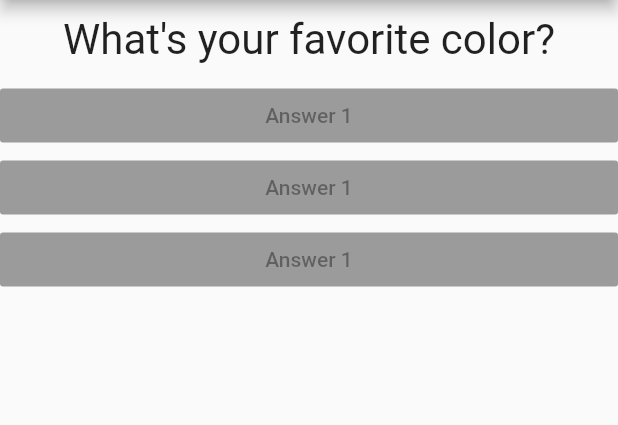
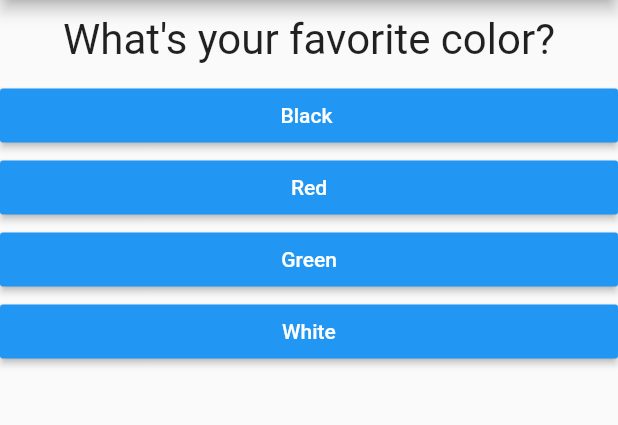
Before and after one commit to JafarSadikGhub/FlutterDevelopment, a Flutter app: the screen it shows after launch, on a phone screen of 412 x 824 dp, the part 84-509 px from its top. Run offline on Flutter 3.47's test engine with Material 2 defaults, Android fonts, the phone set to English and light mode, and no system bars.

Commit message:
main dart v8+answer dart v2

```diff
--- a/flutter_complete_guide/lib/answer.dart
+++ b/flutter_complete_guide/lib/answer.dart
@@ -1,16 +1,20 @@
 import 'package:flutter/material.dart';
 
+class Answer extends StatelessWidget {
+  final Function selectHandler;
+  final String answerText;
+  Answer(this.selectHandler, this.answerText);
 
-class Answer extends StatelessWidget {
   @override
   Widget build(BuildContext context) {
     return Container(
       width: double.infinity,
       child: RaisedButton(
-              color: Colors.blue,
-              child: Text('Answer 1'),
-              onPressed: null,
-            ),
+        color: Colors.blue,
+        textColor: Colors.white,
+        child: Text(answerText),
+        onPressed: selectHandler,
+      ),
     );
   }
 }
--- a/flutter_complete_guide/lib/main.dart
+++ b/flutter_complete_guide/lib/main.dart
@@ -2,6 +2,7 @@ import 'package:flutter/cupertino.dart';
 import 'package:flutter/material.dart';
 import './question.dart';
 import './answer.dart';
+
 /*void main()
  {
     runApp(MyApp());
@@ -30,9 +31,24 @@ class _MyAppState extends State<MyApp> {
 
   @override
   Widget build(BuildContext context) {
-    var questions = [
-      'What\'s your favorite color?',
-      'What\'s your favorite language'
+    const questions = [
+      {
+        'questionText': 'What\'s your favorite color?',
+        'answers': ['Black ', 'Red', 'Green', 'White'],
+      },
+      {
+        'questionText': 'What\'s your favorite animal?',
+        'answers': ['Rabbit', 'Horse', 'Cat', 'Elephant'],
+      },
+      {
+        'questionText': 'What\'s your favorite instructor?',
+        'answers': [
+          'Andrew Ng',
+          'Dr. Nabeel',
+          'Dr. Sefat Momen',
+          'Dr. Naqueeb Imtiaz'
+        ],
+      },
     ];
     return MaterialApp(
       home: Scaffold(
@@ -42,12 +58,12 @@ class _MyAppState extends State<MyApp> {
         body: Column(
           children: [
             Question(
-              questions[_questionIndex],
+              questions[_questionIndex]['questionText'],
             ),
-
-            Answer(),
-            Answer(),
-            Answer(),
+            ...(questions[_questionIndex]['answers'] as List<String>)
+                .map((answer) {
+              return Answer(_answerQuestion, answer);
+            }).toList()
           ],
         ),
       ),
```
